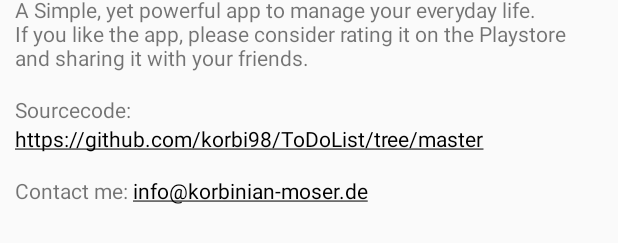
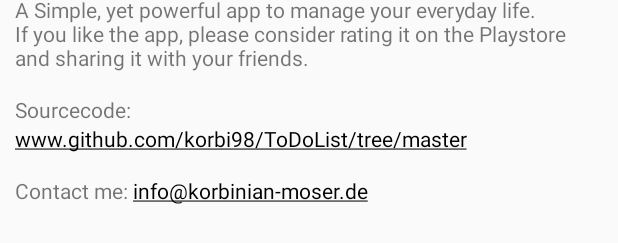
Before and after one commit to korbi98/Simple-ToDoList, an Android app: the layout activity_about_the_app.xml on its own in the app's theme, with its tools: preview values and no code run, on a phone screen of 412 x 824 dp. Shown: the part 377-620 px from the top of the screen. Run offline under Robolectric (Android 15) with nearby library versions, the phone set to English and light mode, and no system bars.

```diff
--- a/app/src/main/res/values/strings.xml
+++ b/app/src/main/res/values/strings.xml
@@ -43,7 +43,7 @@
     <string name="deadline_before_priority">Tasks get sorted by deadline first and then by priority</string>
     <string name="tomorow">tomorow</string>
     <string name="sourcecode">Sourcecode:</string>
-    <string name="github_link" translatable="false">https://github.com/korbi98/ToDoList/tree/master</string>
+    <string name="github_link" translatable="false">www.github.com/korbi98/ToDoList/tree/master</string>
 
     <string-array name="default_priority">
 
```
